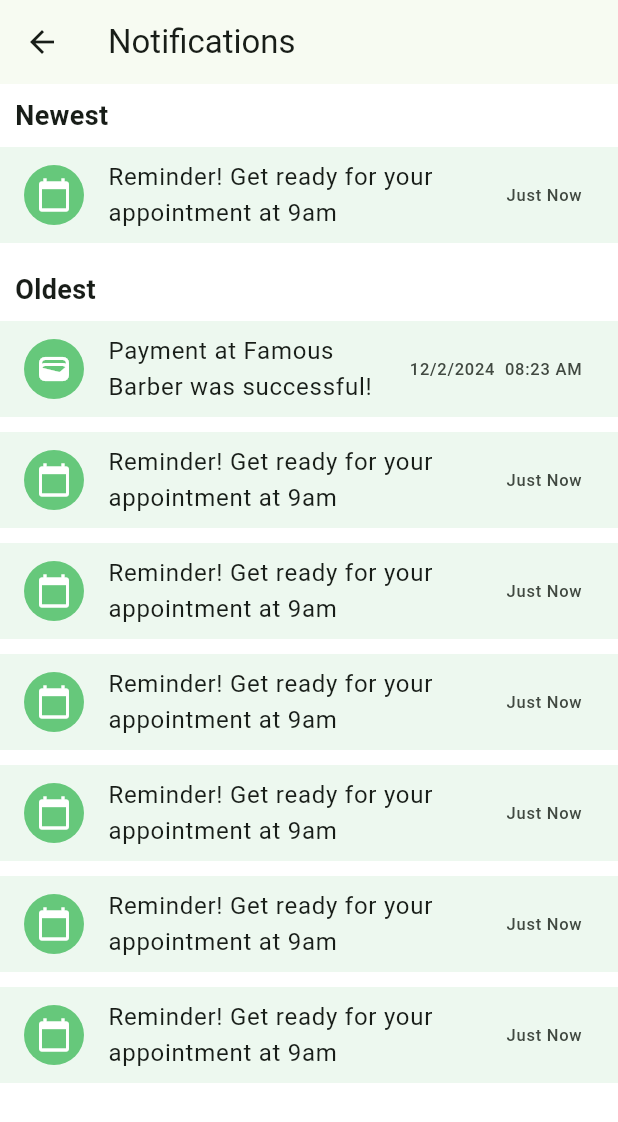
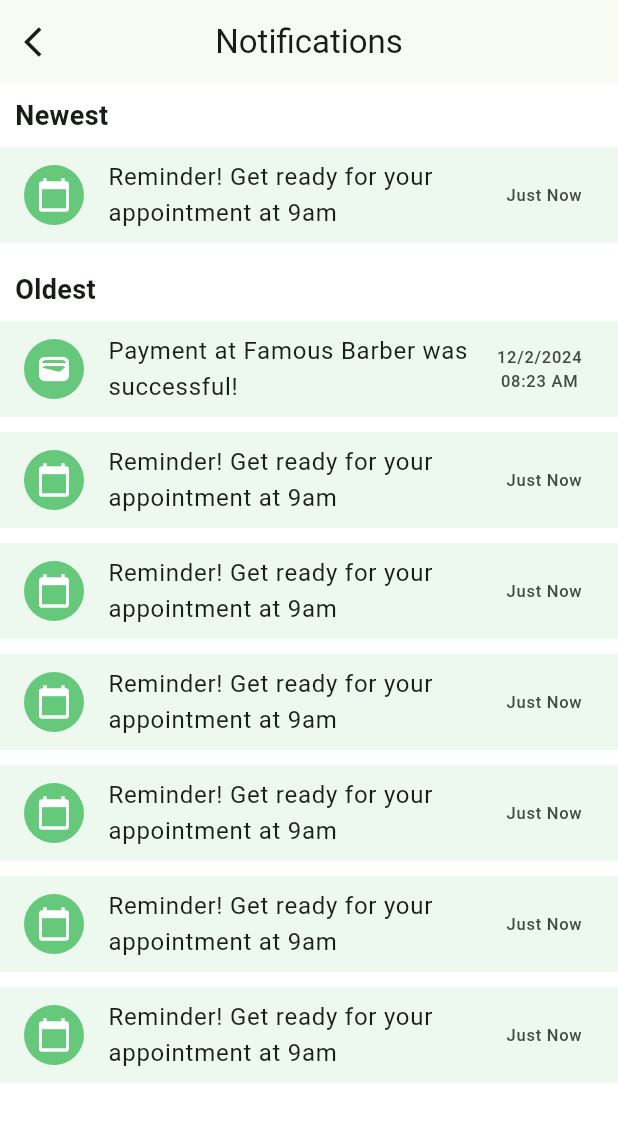
Before and after one commit to IntimeSys2025/in_time_app, a Flutter app: the NotificationsScreen screen opened directly, on a phone screen of 412 x 824 dp. Shown: the top 1122 px of the screen. Run offline on Flutter 3.47's test engine with Material 3 defaults, Android fonts, the phone set to English and light mode, and no system bars; our stand-ins replace dartz, dio, easy_localization, equatable, flutter_bloc, flutter_otp_text_field and 9 more; missing offline and left inert: webview_flutter_wkwebview; accounts and stored records are empty; network calls fail.

Commit message:
fix notification ui

```diff
--- a/lib/features/profile/presentation/screens/notification_screen.dart
+++ b/lib/features/profile/presentation/screens/notification_screen.dart
@@ -1,6 +1,5 @@
 import 'package:flutter/material.dart';
 import 'package:in_time_app/core/helpers/extension.dart';
-import 'package:in_time_app/core/utils/app_colors.dart';
 import 'package:in_time_app/core/utils/app_font_size.dart';
 
 import '../widget/notification_item.dart';
@@ -12,9 +11,10 @@ class NotificationsScreen extends StatelessWidget {
   Widget build(BuildContext context) {
     return Scaffold(
       appBar: AppBar(
-        title: Text('Notifications'),
+        title: const Text('Notifications'),
+        centerTitle: true,
         leading: IconButton(
-          icon: Icon(Icons.arrow_back),
+          icon: const Icon(Icons.arrow_back_ios),
           onPressed: () => Navigator.pop(context),
         ),
       ),
@@ -36,6 +36,7 @@ class NotificationsScreen extends StatelessWidget {
                 const NotificationItem(
                     title: 'Reminder! Get ready for your appointment at 9am',
                     time: 'Just Now',
+
                     icon: Icons.calendar_today),
                 10.heightSpace,
                 const Padding(
@@ -49,7 +50,8 @@ class NotificationsScreen extends StatelessWidget {
                 ),
                 const NotificationItem(
                     title: 'Payment at Famous Barber was successful!',
-                    time: '12/2/2024  08:23 AM',
+                    time: '08:23 AM',
+                    date: '12/2/2024',
                     icon: Icons.wallet),
                 10.heightSpace,
                 const NotificationItem(
--- a/lib/features/profile/presentation/screens/personal_data_screen.dart
+++ b/lib/features/profile/presentation/screens/personal_data_screen.dart
@@ -217,8 +217,8 @@ class PersonalDataScreen extends StatelessWidget {
               backgroundColor: AppColors.kGreenButton,
             ));
             Navigator.pop(context);
-          }else if(state is UpdateProfileFailureState){
-            ScaffoldMessenger.of(context).showSnackBar( SnackBar(
+          } else if (state is UpdateProfileFailureState) {
+            ScaffoldMessenger.of(context).showSnackBar(SnackBar(
               content: Text(state.errorMessage),
               backgroundColor: AppColors.kGreenButton,
             ));
```
